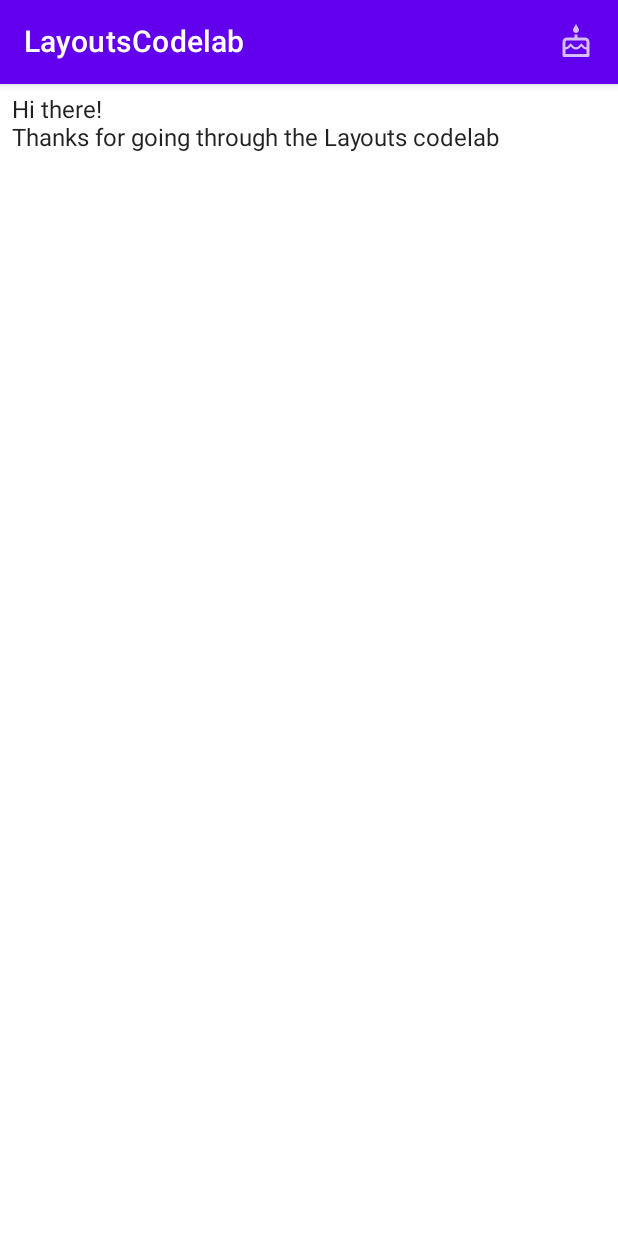
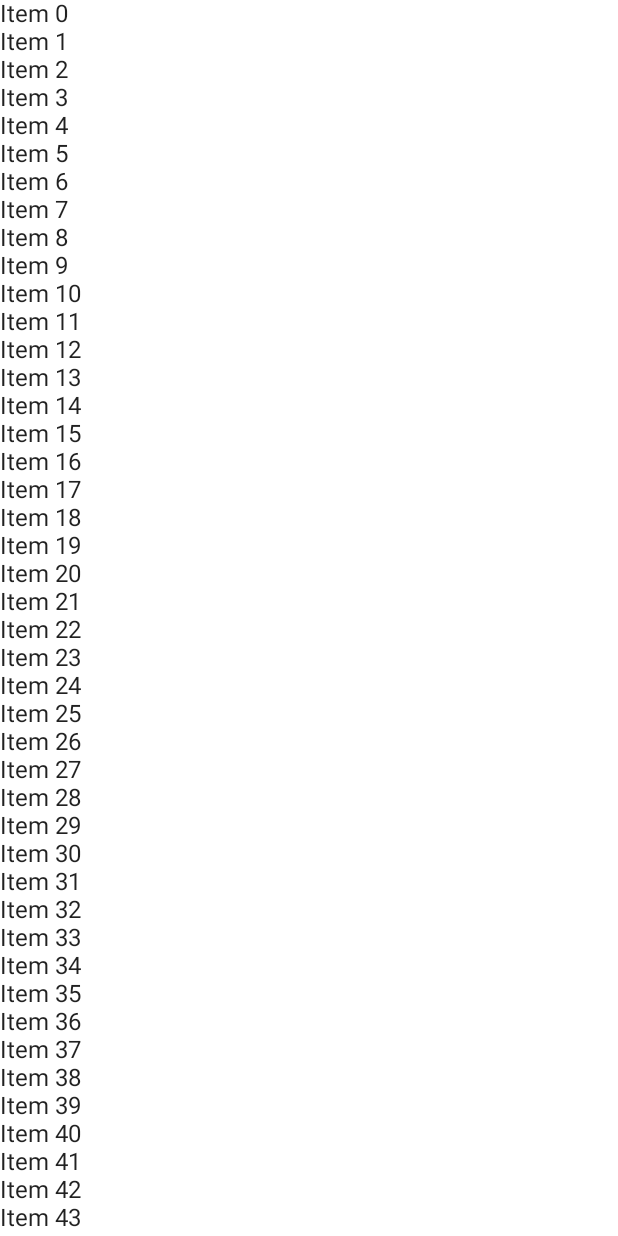
Before and after one commit to comye1/JetPackCompose, an Android app built with Jetpack Compose: the screen it shows after launch (MainActivity), on a phone screen of 412 x 824 dp. Run offline under Robolectric (Android 15) with nearby library versions, the phone set to English and light mode, and no system bars.

Commit message:
Working with lists - using Column

```diff
--- a/ComposeLayouts/app/src/main/java/com/example/composelayouts/MainActivity.kt
+++ b/ComposeLayouts/app/src/main/java/com/example/composelayouts/MainActivity.kt
@@ -6,8 +6,10 @@ import androidx.activity.compose.setContent
 import androidx.compose.foundation.background
 import androidx.compose.foundation.clickable
 import androidx.compose.foundation.layout.*
+import androidx.compose.foundation.rememberScrollState
 import androidx.compose.foundation.shape.CircleShape
 import androidx.compose.foundation.shape.RoundedCornerShape
+import androidx.compose.foundation.verticalScroll
 import androidx.compose.material.*
 import androidx.compose.material.icons.Icons
 import androidx.compose.material.icons.filled.Favorite
@@ -29,9 +31,29 @@ class MainActivity : ComponentActivity() {
         super.onCreate(savedInstanceState)
         setContent {
             ComposeLayoutsTheme {
-                LayoutsCodelab()
+                SimpleList()
             }
         }
+    }
+}
+
+@Composable
+fun SimpleList(){
+
+    val scrollState = rememberScrollState()
+
+    Column(Modifier.verticalScroll(scrollState)){
+        repeat(100){
+            Text("Item $it")
+        }
+    }
+}
+
+@Preview(name = "ListPreview")
+@Composable
+fun ListPreview(){
+    ComposeLayoutsTheme {
+        SimpleList()
     }
 }
 
@@ -90,7 +112,10 @@ fun LayoutsCodelab(){
             )
         }
     ) { innerPadding ->
-        BodyContent(Modifier.padding(innerPadding).padding(8.dp))
+        BodyContent(
+            Modifier
+                .padding(innerPadding)
+                .padding(8.dp))
     }
 }
 
@@ -102,7 +127,7 @@ fun BodyContent(modifier: Modifier = Modifier) {
     }
 }
 
-@Preview(name = "layoutsCodelabPreview")
+//@Preview(name = "layoutsCodelabPreview")
 @Composable
 fun LayoutsCodelabPreview(){
     ComposeLayoutsTheme {
```
